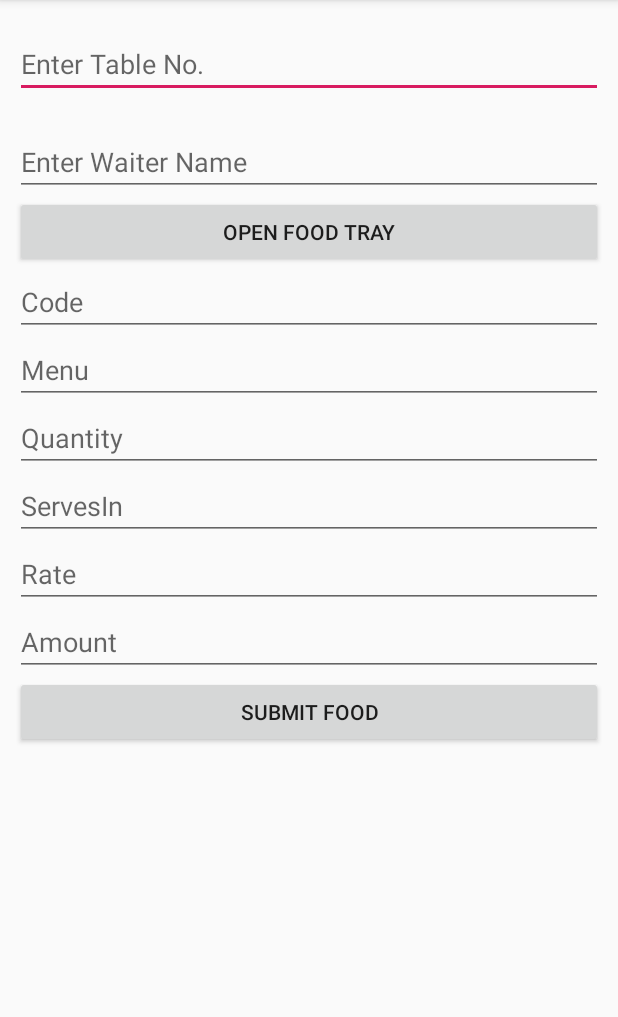
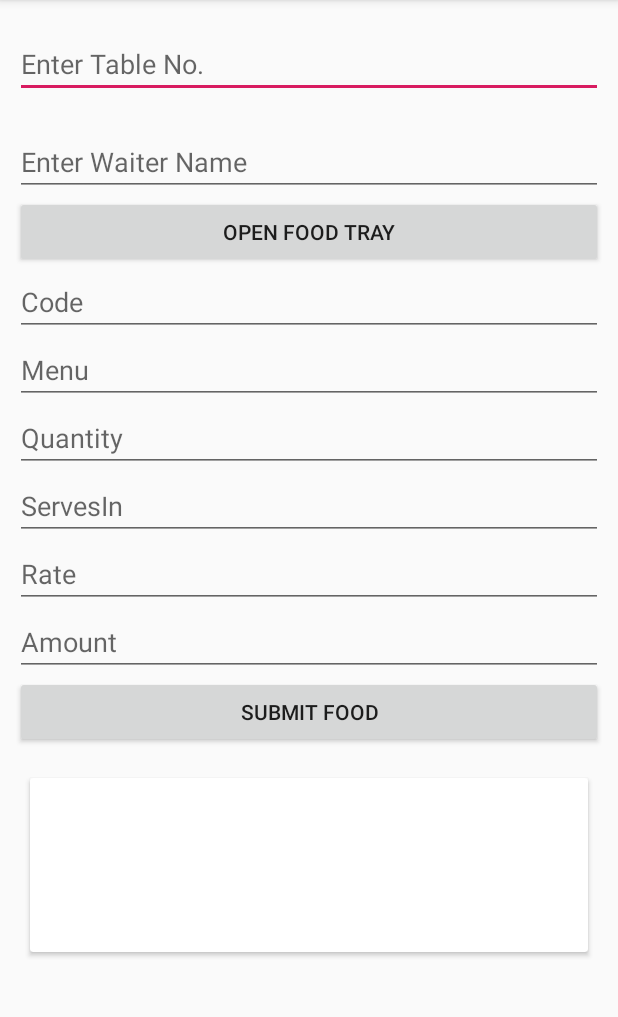
Before and after one commit to rockstarsantosh1994/RecyclerBillingDemo, an Android app: the screen it shows after launch (MainActivity), after a tap on "SUBMIT FOOD", on a phone screen of 412 x 824 dp, the part 84-1101 px from its top. Run offline under Robolectric (Android 15) with nearby library versions, the phone set to English and light mode, and no system bars; 1 other tap on this screen came first.

Commit message:
intial commit

```diff
--- a/app/src/main/java/com/example/recyclerbillingdemo/MainActivity.java
+++ b/app/src/main/java/com/example/recyclerbillingdemo/MainActivity.java
@@ -1,6 +1,7 @@
 package com.example.recyclerbillingdemo;
 
 import androidx.appcompat.app.AppCompatActivity;
+import androidx.recyclerview.widget.LinearLayoutManager;
 import androidx.recyclerview.widget.RecyclerView;
 
 import android.os.Bundle;
@@ -93,14 +94,14 @@ public class MainActivity extends AppCompatActivity implements View.OnClickListe
             case R.id.btn_menu:
 
 
-                /*takeOrderModel.setCode(etCode.getText().toString());
+                takeOrderModel.setCode(etCode.getText().toString());
                 takeOrderModel.setMenu(etMenu.getText().toString());
                 takeOrderModel.setQuantity(etQuantity.getText().toString());
                 takeOrderModel.setServesin(etServesIn.getText().toString());
                 takeOrderModel.setRate(etRate.getText().toString());
                 takeOrderModel.setAmount(etAmount.getText().toString());
-*/
-                takeOrderModel=new TakeOrderModel("101","chapati","1","plate","150","1500");
+
+               // takeOrderModel=new TakeOrderModel("101","chapati","1","plate","150","1500");
 
                 takeOrderArrayList.add(takeOrderModel);
 
@@ -109,9 +110,10 @@ public class MainActivity extends AppCompatActivity implements View.OnClickListe
 
                 //Log.e(TAG, "onClick: "+ takeOrderModel.toString());
 
-                takeOrderRecyclerAdapter=new TakeOrderRecyclerAdapter(MainActivity.this, takeOrderArrayList);
+                 takeOrderRecyclerAdapter=new TakeOrderRecyclerAdapter(MainActivity.this, takeOrderArrayList);
 
-                rvMenu.setAdapter(takeOrderRecyclerAdapter);
+                 rvMenu.setLayoutManager(new LinearLayoutManager(getApplicationContext(), LinearLayoutManager.VERTICAL, false));
+                 rvMenu.setAdapter(takeOrderRecyclerAdapter);
 
                  takeOrderRecyclerAdapter.notifyDataSetChanged();
 
--- a/app/src/main/res/layout/custom_takeorder_row.xml
+++ b/app/src/main/res/layout/custom_takeorder_row.xml
@@ -1,5 +1,5 @@
 <?xml version="1.0" encoding="utf-8"?>
-<LinearLayout xmlns:android="http://schemas.android.com/apk/res/android"
+<androidx.cardview.widget.CardView xmlns:android="http://schemas.android.com/apk/res/android"
     android:layout_width="match_parent"
     android:layout_height="wrap_content"
     android:layout_marginRight="10dp"
@@ -52,4 +52,4 @@
     </LinearLayout>
 
 
-</LinearLayout>
+</androidx.cardview.widget.CardView>
```
